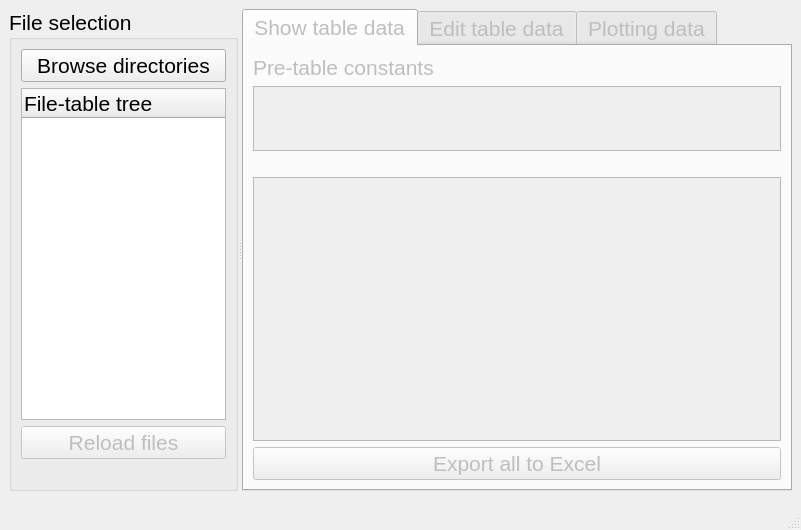
Before: the Qt Designer form mainwindow_tabs.ui in lcubrilo/Brillo, drawn with Qt 5.
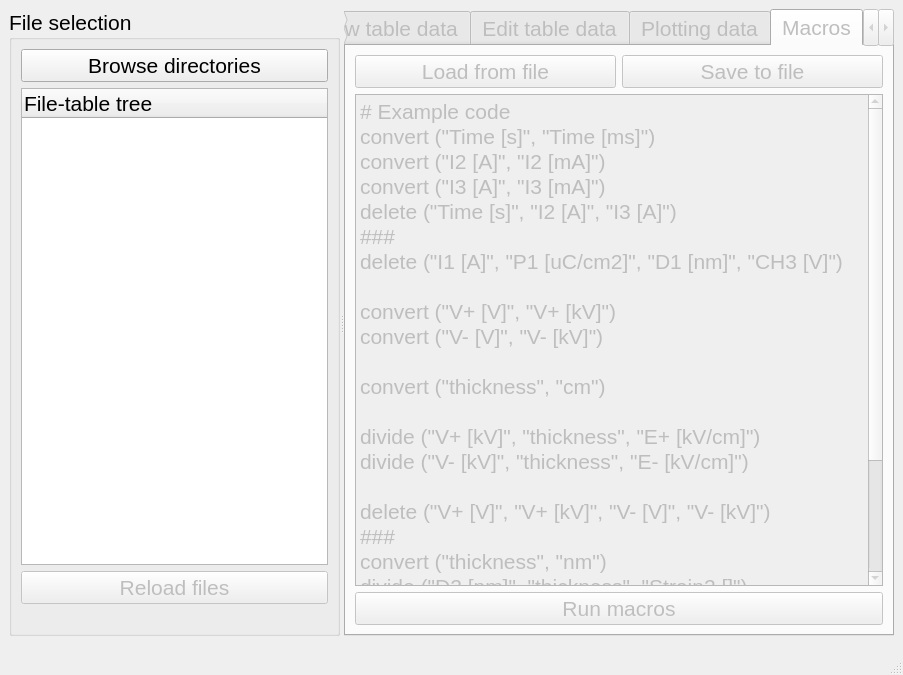
After: the same form once the commit is applied.

```diff
--- a/mainwindow_tabs.ui
+++ b/mainwindow_tabs.ui
@@ -9,8 +9,8 @@
    <rect>
     <x>0</x>
     <y>0</y>
-    <width>801</width>
-    <height>530</height>
+    <width>903</width>
+    <height>675</height>
    </rect>
   </property>
   <property name="maximumSize">
@@ -91,7 +91,7 @@
         </size>
        </property>
        <property name="currentIndex">
-        <number>0</number>
+        <number>3</number>
        </property>
        <widget class="QWidget" name="showDataTab">
         <attribute name="title">
@@ -466,6 +466,69 @@
          </item>
         </layout>
        </widget>
+       <widget class="QWidget" name="codeTab">
+        <attribute name="title">
+         <string>Macros</string>
+        </attribute>
+        <layout class="QVBoxLayout" name="verticalLayout_9">
+         <item>
+          <layout class="QHBoxLayout" name="horizontalLayout_5">
+           <item>
+            <widget class="QPushButton" name="loadCodeButton">
+             <property name="text">
+              <string>Load from file</string>
+             </property>
+            </widget>
+           </item>
+           <item>
+            <widget class="QPushButton" name="saveCodeButton">
+             <property name="text">
+              <string>Save to file</string>
+             </property>
+            </widget>
+           </item>
+          </layout>
+         </item>
+         <item>
+          <widget class="QPlainTextEdit" name="codePlainEdit">
+           <property name="plainText">
+            <string># Example code
+convert (&quot;Time [s]&quot;, &quot;Time [ms]&quot;)
+convert (&quot;I2 [A]&quot;, &quot;I2 [mA]&quot;)
+convert (&quot;I3 [A]&quot;, &quot;I3 [mA]&quot;)
+delete (&quot;Time [s]&quot;, &quot;I2 [A]&quot;, &quot;I3 [A]&quot;)
+###
+delete (&quot;I1 [A]&quot;, &quot;P1 [uC/cm2]&quot;, &quot;D1 [nm]&quot;, &quot;CH3 [V]&quot;)
+
+convert (&quot;V+ [V]&quot;, &quot;V+ [kV]&quot;)
+convert (&quot;V- [V]&quot;, &quot;V- [kV]&quot;)
+
+convert (&quot;thickness&quot;, &quot;cm&quot;)
+
+divide (&quot;V+ [kV]&quot;, &quot;thickness&quot;, &quot;E+ [kV/cm]&quot;)
+divide (&quot;V- [kV]&quot;, &quot;thickness&quot;, &quot;E- [kV/cm]&quot;)
+
+delete (&quot;V+ [V]&quot;, &quot;V+ [kV]&quot;, &quot;V- [V]&quot;, &quot;V- [kV]&quot;)
+###
+convert (&quot;thickness&quot;, &quot;nm&quot;)
+divide (&quot;D2 [nm]&quot;, &quot;thickness&quot;, &quot;Strain2 []&quot;)
+divide (&quot;D3 [nm]&quot;, &quot;thickness&quot;, &quot;Strain3 []&quot;)
+
+delete (&quot;D2 [nm]&quot;, &quot;D3 [nm]&quot;)
+
+</string>
+           </property>
+          </widget>
+         </item>
+         <item>
+          <widget class="QPushButton" name="runCodeButton">
+           <property name="text">
+            <string>Run macros</string>
+           </property>
+          </widget>
+         </item>
+        </layout>
+       </widget>
       </widget>
      </widget>
     </item>
```
Left out of the diff: 17 changed lines with no effect on the pictures.
